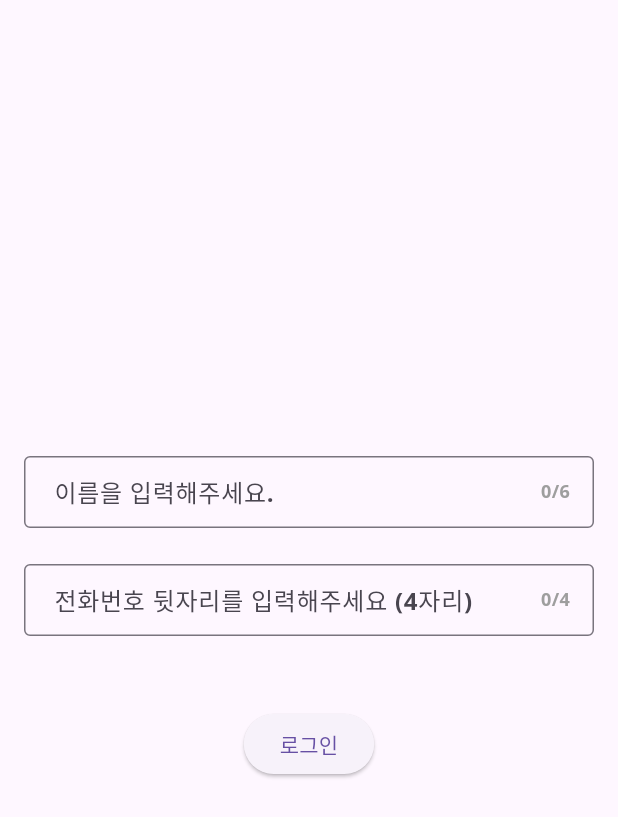
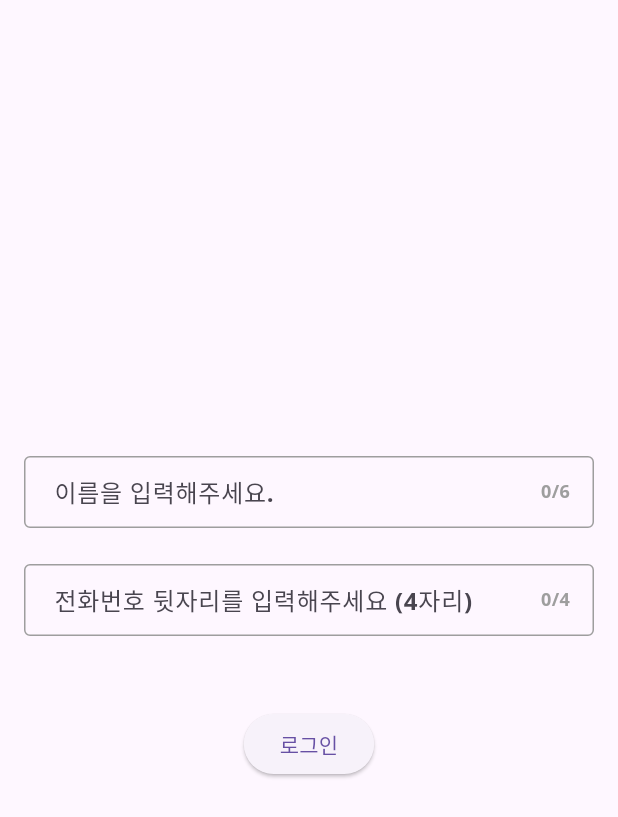
Before and after one commit to wonjonglee-29cm/WeddingClient, a Flutter app: the screen it shows after launch, on a phone screen of 412 x 824 dp. Shown: the top 817 px of the screen. Run offline on Flutter 3.47's test engine with Material 3 defaults, Android fonts, the phone set to English and light mode, and no system bars; drawn by our look-alikes of flutter_animate; our stand-ins replace cloud_firestore, dio, firebase_core, flutter_hooks, flutter_riverpod, google_maps_flutter and 2 more; missing offline and left inert: flutter_naver_map; accounts and stored records are empty; project files that could hold a hidden picture were left out.

Commit message:
퀴즈 마무리

```diff
--- a/lib/screen/di_viewmodel.dart
+++ b/lib/screen/di_viewmodel.dart
@@ -43,7 +43,7 @@ final quizViewModelProvider = StateNotifierProvider<QuizViewModel, QuizState>((r
   return QuizViewModel(repository);
 });
 
-final greetingViewModelProvider = StateNotifierProvider<GreetingViewModel, AsyncValue>((ref) {
+final greetingViewModelProvider = StateNotifierProvider.autoDispose<GreetingViewModel, AsyncValue>((ref) {
   final repository = ref.watch(greetingRepositoryProvider);
   return GreetingViewModel(repository);
 });
--- a/lib/screen/signin/signin_screen.dart
+++ b/lib/screen/signin/signin_screen.dart
@@ -25,6 +25,17 @@ class _SignScreenState extends ConsumerState<SignInScreen> {
     _passwordController.dispose();
     super.dispose();
   }
+
+  InputDecoration weddingTextFieldDecoration({required String labelText}) => InputDecoration(
+    labelText: labelText,
+    border: const OutlineInputBorder(),
+    focusedBorder: const OutlineInputBorder(
+      borderSide: BorderSide(color: Colors.black87),
+    ),
+    enabledBorder: const OutlineInputBorder(
+      borderSide: BorderSide(color: Colors.grey),
+    ),
+  );
 
   @override
   Widget build(BuildContext context) {
@@ -57,23 +68,17 @@ class _SignScreenState extends ConsumerState<SignInScreen> {
             children: [
               WeddingTextField(
                 controller: _idController,
-                decoration: const InputDecoration(
-                  labelText: '이름을 입력해주세요.',
-                  border: OutlineInputBorder(),
-                ),
+                decoration: weddingTextFieldDecoration(labelText: '이름을 입력해주세요.'),
                 maxLength: 6,
                 validator: (value) {
                   if (value?.isEmpty ?? true) return '이름을 입력해주세요.';
                   return null;
                 },
-              ).animate().fadeIn().slideX(),
+              ).animate().fadeIn().slideY(begin: 1, end: 0),
               const SizedBox(height: 24),
               WeddingTextField(
                 controller: _passwordController,
-                decoration: const InputDecoration(
-                  labelText: '전화번호 뒷자리를 입력해주세요 (4자리)',
-                  border: OutlineInputBorder(),
-                ),
+                decoration: weddingTextFieldDecoration(labelText: '전화번호 뒷자리를 입력해주세요 (4자리)'),
                 keyboardType: TextInputType.number,
                 maxLength: 4,
                 obscureText: true,
@@ -82,7 +87,7 @@ class _SignScreenState extends ConsumerState<SignInScreen> {
                   if (value?.length != 4) return '4자리의 숫자를 입력해야 합니다';
                   return null;
                 },
-              ).animate().fadeIn().slideX(delay: const Duration(milliseconds: 200)),
+              ).animate().fadeIn().slideY(begin: 1, end: 0, delay: const Duration(milliseconds: 200)),
               const SizedBox(height: 24),
               if (state.error != null)
                 Text(
@@ -99,7 +104,7 @@ class _SignScreenState extends ConsumerState<SignInScreen> {
                         }
                       },
                 child: state.isLoading ? const CircularProgressIndicator() : const Text('로그인'),
-              ).animate().fadeIn().slideX(delay: const Duration(milliseconds: 400)),
+              ).animate().fadeIn().slideY(begin: 1, end: 0, delay: const Duration(milliseconds: 400)),
             ],
           ),
         ),
--- a/lib/ui/wedding_textfield.dart
+++ b/lib/ui/wedding_textfield.dart
@@ -54,11 +54,14 @@ class WeddingTextField extends StatelessWidget {
               Positioned(
                 right: 16,
                 bottom: 16,
-                child: Text(
-                  '${controller?.text.length ?? 0}/$maxLength',
-                  style: const TextStyle(
-                    fontSize: 12,
-                    color: Colors.grey,
+                child: ValueListenableBuilder(
+                  valueListenable: controller!,
+                  builder: (context, value, child) => Text(
+                    '${value.text.length}/$maxLength',
+                    style: const TextStyle(
+                      fontSize: 12,
+                      color: Colors.grey,
+                    ),
                   ),
                 ),
               ),
```
Also changed, not shown: lib/screen/greeting/greeting_screen.dart (+34 -18 lines), lib/screen/main/main_screen.dart (+7 -3 lines), lib/screen/main/tabs/event/event_tab_screen.dart (+10 -1 lines).
